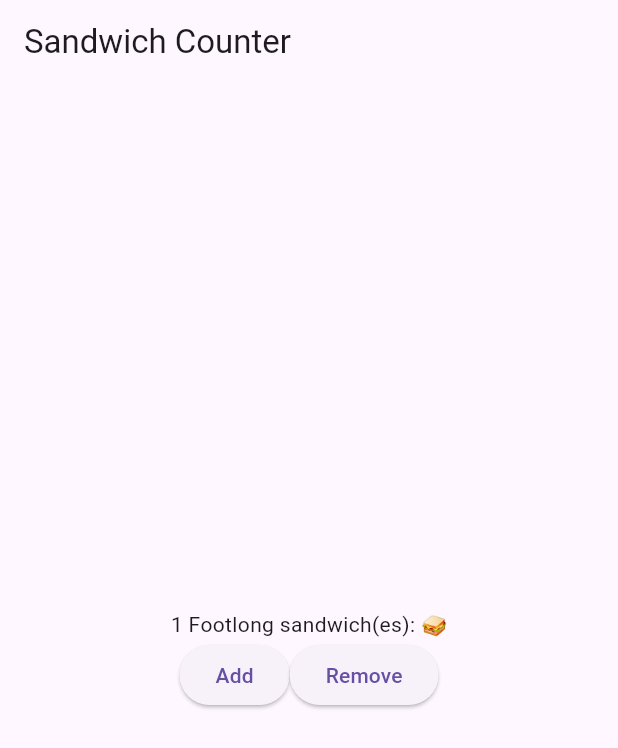
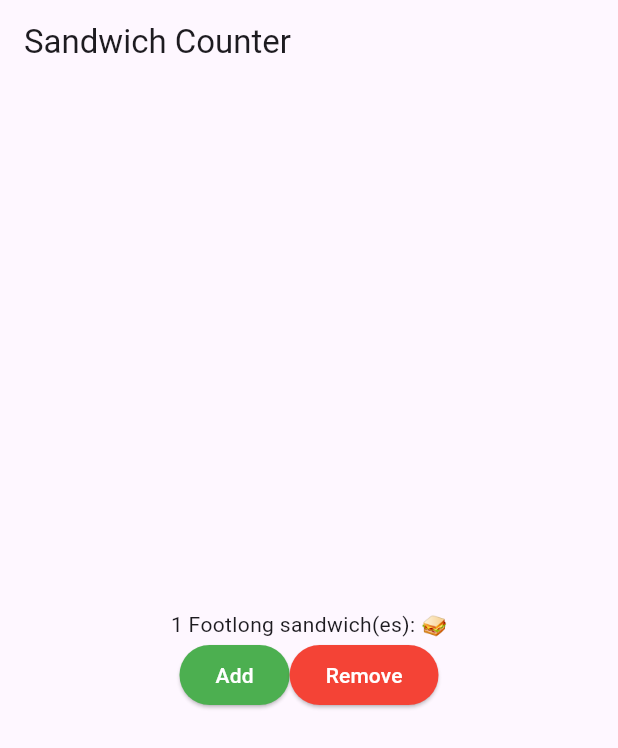
Before and after one commit to HLEBYSHEKXD/sandwich_shop, a Flutter app: the screen it shows after launch, after a tap on "Add", on a phone screen of 412 x 824 dp. Shown: the top 748 px of the screen. Run offline on Flutter 3.47's test engine with Material 3 defaults, Android fonts, the phone set to English and light mode, and no system bars.

Commit message:
Add colors to the buttons

```diff
--- a/lib/main.dart
+++ b/lib/main.dart
@@ -32,7 +32,11 @@ class _OrderScreenState extends State<OrderScreen> {
 
   void _increaseQuantity() {
     if (_quantity < widget.maxQuantity) {
-      setState(() => _quantity++);
+      setState(() {
+        _quantity++;
+        // Add this temporary line to see debugging in action
+        print('Current quantity: $_quantity');
+      });
     }
   }
 
@@ -61,10 +65,18 @@ class _OrderScreenState extends State<OrderScreen> {
               children: [
                 ElevatedButton(
                   onPressed: _increaseQuantity,
+                  style: ElevatedButton.styleFrom(
+                    backgroundColor: Colors.green,
+                    foregroundColor: Colors.white,
+                  ),
                   child: const Text('Add'),
                 ),
                 ElevatedButton(
                   onPressed: _decreaseQuantity,
+                  style: ElevatedButton.styleFrom(
+                    backgroundColor: Colors.red,
+                    foregroundColor: Colors.white,
+                  ),
                   child: const Text('Remove'),
                 ),
               ],
@@ -87,69 +99,3 @@ class OrderItemDisplay extends StatelessWidget {
     return Text('$quantity $itemType sandwich(es): ${'🥪' * quantity}');
   }
 }
-
-// class MyApp extends StatelessWidget {
-//   const MyApp({super.key});
-
-//   @override
-//   Widget build(BuildContext context) {
-//     return MaterialApp(
-//       title: 'Sandwich Shop App',
-//       theme: ThemeData(
-//         colorScheme: ColorScheme.fromSeed(
-//           seedColor: const Color.fromARGB(255, 148, 48, 241),
-//         ),
-//       ),
-//       home: const MyHomePage(title: 'My Sandwich Shop'),
-//     );
-//   }
-// }
-
-// class MyHomePage extends StatefulWidget {
-//   const MyHomePage({super.key, required this.title});
-
-//   final String title;
-
-//   @override
-//   State<MyHomePage> createState() => _MyHomePageState();
-// }
-
-// class _MyHomePageState extends State<MyHomePage> {
-//   int _counter = 0;
-
-//   void _incrementCounter() {
-//     setState(() {
-//       _counter++;
-//     });
-//   }
-
-//   @override
-//   Widget build(BuildContext context) {
-//     return Scaffold(
-//       appBar: AppBar(
-//         backgroundColor: Theme.of(context).colorScheme.inversePrimary,
-//         title: Text(widget.title),
-//       ),
-//       body: Center(
-//         child: Column(
-//           mainAxisAlignment: MainAxisAlignment.center,
-//           children: <Widget>[
-//             const Text(
-//               'Welcome to my shop!',
-//               style: TextStyle(fontWeight: FontWeight.bold),
-//             ),
-//             Text(
-//               '$_counter',
-//               style: Theme.of(context).textTheme.headlineMedium,
-//             ),
-//           ],
-//         ),
-//       ),
-//       floatingActionButton: FloatingActionButton(
-//         onPressed: _incrementCounter,
-//         tooltip: 'Increment',
-//         child: const Icon(Icons.add),
-//       ), // This trailing comma makes auto-formatting nicer for build methods.
-//     );
-//   }
-// }
```
